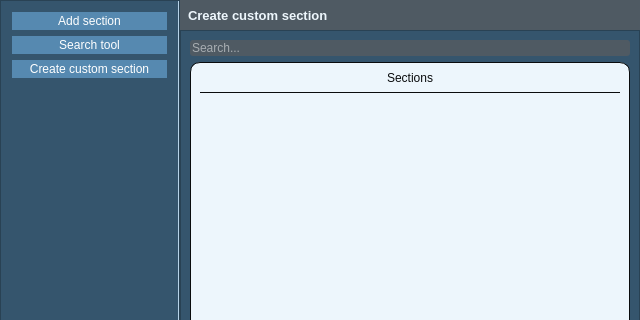
GIAPspzoo/GIAP_PolaMap_lite, file SectionManager/UI/select_section_dialog.ui: the form before one commit; both pictures show x 0 to 640 and y 0 to 320 of the 640 by 550 pixel window.
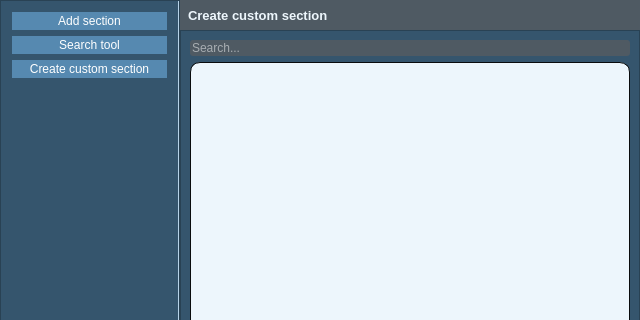
The form after the commit. The open tabs and pages were chosen to show the change. Icons and pictures are not drawn. Custom widgets are drawn as their Qt base class.

Commit message: custom_sections - poczatek edycji

```diff
--- a/SectionManager/UI/select_section_dialog.ui
+++ b/SectionManager/UI/select_section_dialog.ui
@@ -971,29 +971,7 @@
               <number>0</number>
              </property>
              <item>
-              <widget class="QLabel" name="label_2">
-               <property name="minimumSize">
-                <size>
-                 <width>0</width>
-                 <height>30</height>
-                </size>
-               </property>
-               <property name="styleSheet">
-                <string notr="true">border-width: 0px;
-border-radius: 0px;
-border-bottom: 1px solid  #0A0C0D;
-color: #0A0C0D;</string>
-               </property>
-               <property name="text">
-                <string>Sections</string>
-               </property>
-               <property name="alignment">
-                <set>Qt::AlignCenter</set>
-               </property>
-              </widget>
-             </item>
-             <item>
-              <widget class="QListView" name="toolList_2">
+              <widget class="QListView" name="customToolList">
                <property name="styleSheet">
                 <string notr="true">QListView {
     alternate-background-color:  rgb(87, 131, 167);
@@ -1002,6 +980,9 @@
 }
 </string>
                </property>
+               <property name="alternatingRowColors">
+                <bool>false</bool>
+               </property>
                <property name="selectionMode">
                 <enum>QAbstractItemView::MultiSelection</enum>
                </property>
```
Left out of the diff: 4 changed lines with no effect on the pictures. The commit also changes 5 other files.
